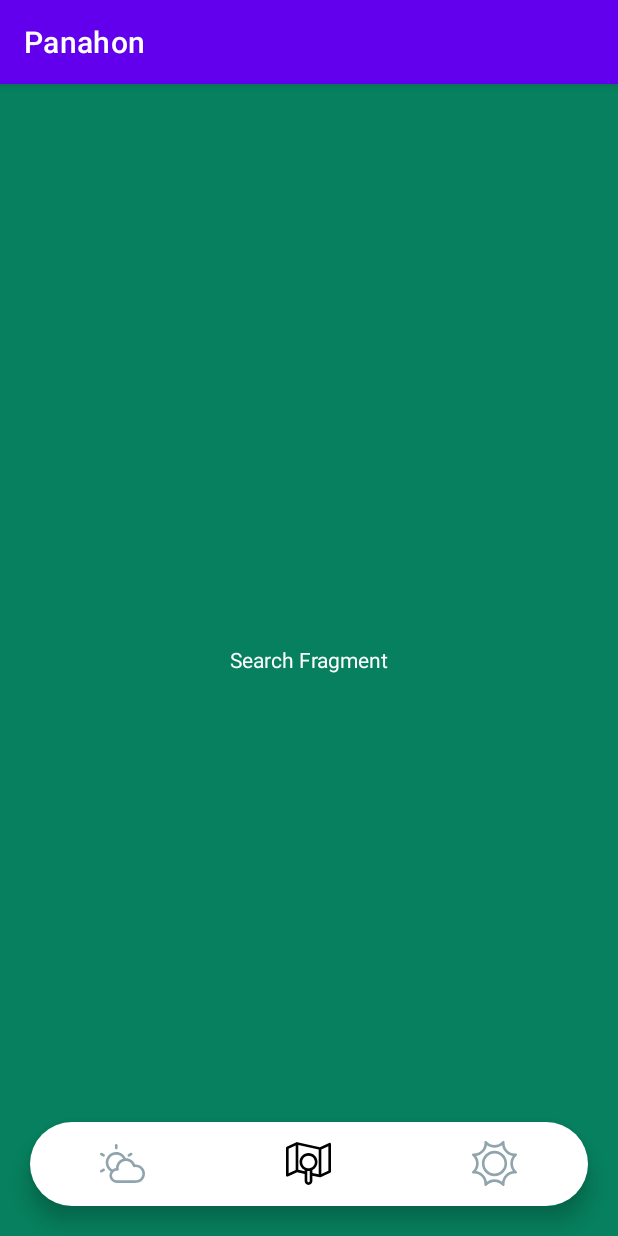
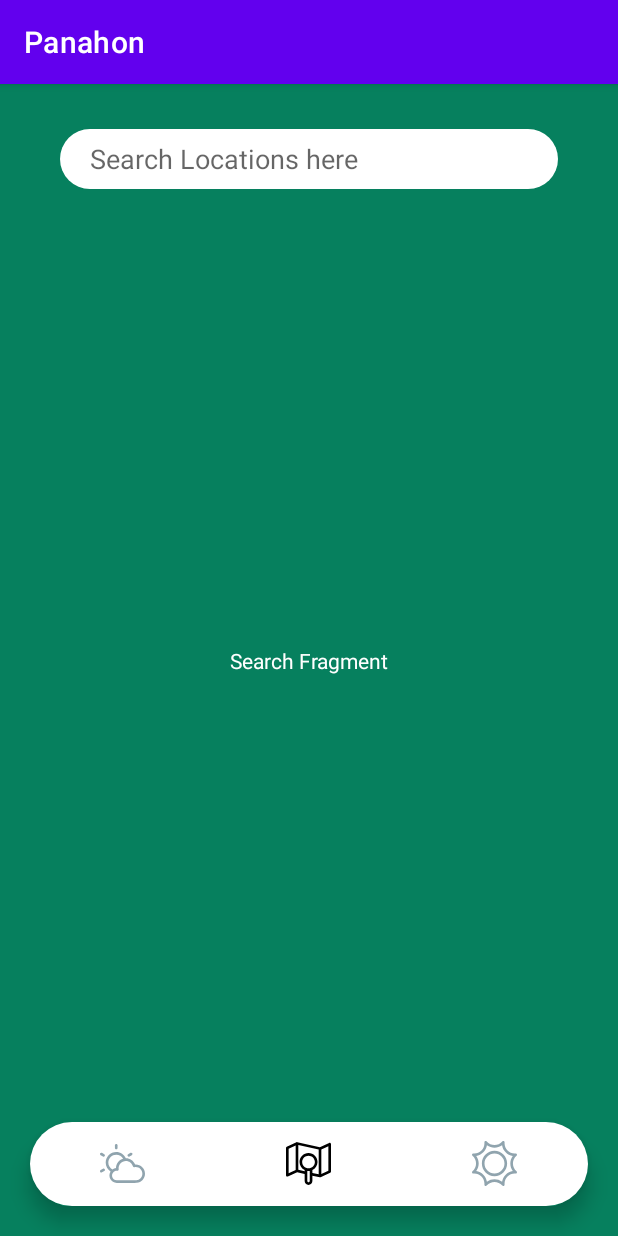
Before and after one commit to Lemsicode/android-weather-app, an Android app: the screen it shows after launch (MainActivity), item 2 of the bottom bar chosen, on a phone screen of 412 x 824 dp. Run offline under Robolectric (Android 15) with nearby library versions, the phone set to English and light mode, and no system bars.

Commit message:
Beta 3.6 - Added the functionality when clicking the forecast will reflect to the main UI elements of the forecast fragment.

```diff
--- a/app/src/main/java/ph/com/panahon/Forecast.kt
+++ b/app/src/main/java/ph/com/panahon/Forecast.kt
@@ -1,9 +1,11 @@
 package ph.com.panahon
 
-open class Forecast (day: String, weatherCode: Int, temp: Int, humidityPercentage: Int, precipitationPercentage: Int) {
+open class Forecast (day: String, location: String, weatherCode: Int, temp: Int, unitDegree: Int, humidityPercentage: Int, precipitationPercentage: Int) {
     var day: String = day
+    var location: String = location
     var weather: Int = weatherCode
     var temperature: Int = temp
+    var unitDegree: Int = unitDegree
     var humidity: Int = humidityPercentage
     var precipitation: Int = precipitationPercentage
 }
--- a/app/src/main/java/ph/com/panahon/ForecastAdapter.kt
+++ b/app/src/main/java/ph/com/panahon/ForecastAdapter.kt
@@ -7,20 +7,62 @@ import android.view.ViewGroup
 import androidx.annotation.RequiresApi
 import androidx.recyclerview.widget.RecyclerView
 
-class ForecastAdapter(private var forecasts: ArrayList<Forecast>) : RecyclerView.Adapter<ForecastViewHolder>() {
+class ForecastAdapter(private var forecasts: ArrayList<Forecast>, private var weather: Weather, private var degreeUnitCode: Int) : RecyclerView.Adapter<ForecastViewHolder>() {
+
+    private var allHolders: ArrayList<ForecastViewHolder> = ArrayList()
 
     override fun onCreateViewHolder(parent: ViewGroup, viewType: Int): ForecastViewHolder {
         val inflater = LayoutInflater.from(parent.context)
         val view: View = inflater.inflate(R.layout.forecast_template, parent, false)
+        val fvh = ForecastViewHolder(view)
+        allHolders.add(fvh)
 
-        return ForecastViewHolder(view)
+        return fvh
     }
 
     @RequiresApi(Build.VERSION_CODES.M)
     override fun onBindViewHolder(holder: ForecastViewHolder, position: Int) {
+
+        holder.setDay(forecasts[position].day)
+        holder.location = forecasts[position].location
         holder.setWeather(forecasts[position].weather)
-        holder.tvDay.text = forecasts[position].day
-        holder.setTemperature(forecasts[position].temperature, Weather.C)
+        holder.setTemperature(forecasts[position].temperature, forecasts[position].unitDegree)
+        holder.humidityPercentage = forecasts[position].humidity
+        holder.precipitationPercentage = forecasts[position].precipitation
+
+        holder.bg.setOnClickListener {
+            weather.setLocation(holder.location)
+            weather.setWeather(holder.weatherCode)
+
+            if (degreeUnitCode == Weather.C)
+                weather.setTemperature(holder.celsius, Weather.C)
+            else
+                weather.setTemperature(holder.fahrenheit, Weather.F)
+
+            weather.setUnitDegree(degreeUnitCode)
+            weather.setHumidityPercentage(holder.humidityPercentage)
+            weather.setPrecipitationPercentage(holder.precipitationPercentage)
+
+            if (position == 0)
+                weather.setDay("Today")
+            else
+                weather.setDay(holder.today)
+        }
+
+        if (degreeUnitCode == Weather.F)
+            holder.setUnitDegree(Weather.F)
+
+        weather.tvTemperature.setOnClickListener {
+            if (weather.degreeUnitCode == Weather.C) {
+                weather.setUnitDegree(Weather.F)
+            } else {
+                weather.setUnitDegree(Weather.C)
+            }
+
+            for (item in allHolders) {
+                item.setUnitDegree(weather.degreeUnitCode)
+            }
+        }
     }
 
     override fun getItemCount(): Int {
--- a/app/src/main/java/ph/com/panahon/ForecastViewHolder.kt
+++ b/app/src/main/java/ph/com/panahon/ForecastViewHolder.kt
@@ -11,16 +11,29 @@ import androidx.recyclerview.widget.RecyclerView
 
 open class ForecastViewHolder(itemView: View) : RecyclerView.ViewHolder(itemView) {
 
+
     private var ivWeather: ImageView = itemView.findViewById(R.id.iv_template_weather)
-    var tvDay: TextView = itemView.findViewById(R.id.tv_template_day)
     private var tvTemp: TextView = itemView.findViewById(R.id.tv_template_temp)
     private var tvUnitDegree: TextView = itemView.findViewById(R.id.tv_template_unit_degree)
-    private var bg: LinearLayout = itemView.findViewById(R.id.ll_template)
-    private var celsius: Int = 0
-    private var fahrenheit: Int = 0
-    private var isCelsius: Boolean = true
+    var bg: LinearLayout = itemView.findViewById(R.id.ll_template)
+    var tvDay: TextView = itemView.findViewById(R.id.tv_template_day)
+
+    lateinit var today: String
+    lateinit var location: String
+    var weatherCode: Int = 0
+    var celsius: Int = 0
+    var fahrenheit: Int = 0
+    var degreeUnit: Int = 0
+    var humidityPercentage: Int = 0
+    var precipitationPercentage: Int = 0
+
+    open fun setDay(day: String) {
+        tvDay.text = day
+        this.today = day
+    }
 
     open fun setTemperature(temp: Int, degreeUnitCode: Int) {
+        degreeUnit = degreeUnitCode
         when (degreeUnitCode) {
             Weather.F -> {
                 fahrenheit = temp
@@ -39,8 +52,8 @@ open class ForecastViewHolder(itemView: View) : RecyclerView.ViewHolder(itemView
         }
     }
 
-    open fun toggleUnitDegree(){
-        if(isCelsius) {
+    open fun setUnitDegree(unitDegreeCode: Int){
+        if(unitDegreeCode == Weather.F) {
             tvTemp.text = fahrenheit.toString()
             tvUnitDegree.text = "°F"
         }
@@ -52,6 +65,7 @@ open class ForecastViewHolder(itemView: View) : RecyclerView.ViewHolder(itemView
 
     @RequiresApi(Build.VERSION_CODES.M)
     open fun setWeather(weatherCode: Int) {
+        this.weatherCode = weatherCode
         when (weatherCode) {
             Weather.SUNNY -> {
                 ivWeather.setImageResource(R.drawable.ic_sun)
--- a/app/src/main/java/ph/com/panahon/Weather.kt
+++ b/app/src/main/java/ph/com/panahon/Weather.kt
@@ -20,7 +20,7 @@ open class Weather(view: View) {
     private var ivPrecipitationLogo : ImageView = view.findViewById(R.id.iv_chances_rain)
     private var ivHumidityLogo : ImageView = view.findViewById(R.id.iv_humidity)
 
-    private var tvTemperature : TextView = view.findViewById(R.id.tv_temperature)
+    var tvTemperature : TextView = view.findViewById(R.id.tv_temperature)
     private var tvLocation : TextView = view.findViewById(R.id.tv_location)
     private var tvWeatherDescription : TextView = view.findViewById(R.id.tv_weather_desc)
     private var tvDegree : TextView = view.findViewById(R.id.tv_temp_degree)
@@ -28,12 +28,12 @@ open class Weather(view: View) {
     private var tvTodayTitle : TextView = view.findViewById(R.id.tv_today)
     private var tvPrecipitation : TextView = view.findViewById(R.id.tv_precipitation)
 
-    private var location : String = "Manila"
     private var day : String = "Monday"
 
     private var fahrenheit : Int = 0
     private var celsius : Int = 0
     private var weatherCode : Int = SUNNY
+    var degreeUnitCode: Int = C
 
     companion object {
         const val SUNNY = 1
@@ -110,7 +110,17 @@ open class Weather(view: View) {
      */
     open fun setLocation(location: String) {
         if(validWeatherCode()) {
-            this.location = location
+            tvLocation.text = location
+        }
+    }
+
+    /**
+     * Changes the day in the UI
+     * @param day the day
+     */
+    open fun setDay(day: String) {
+        if(validWeatherCode()) {
+            this.tvTodayTitle.text = day.uppercase(Locale.getDefault())
         }
     }
 
@@ -133,6 +143,7 @@ open class Weather(view: View) {
      */
     open fun setUnitDegree(degreeUnitCode: Int) {
         if(validWeatherCode()) {
+            this.degreeUnitCode = degreeUnitCode
             when (degreeUnitCode) {
                 F -> {
                     tvTemperature.text = fahrenheit.toString()
--- a/app/src/main/java/ph/com/panahon/fragments/ForecastFragment.kt
+++ b/app/src/main/java/ph/com/panahon/fragments/ForecastFragment.kt
@@ -5,7 +5,6 @@ import android.os.Bundle
 import android.view.LayoutInflater
 import android.view.View
 import android.view.ViewGroup
-import android.widget.TextView
 import androidx.annotation.RequiresApi
 import androidx.fragment.app.Fragment
 import androidx.recyclerview.widget.LinearLayoutManager
@@ -19,15 +18,10 @@ class ForecastFragment : Fragment() {
     private var degreeUnitCode: Int = 0 //Initialize only to 0, 0 has no significance value.
     private lateinit var weather: Weather
     private lateinit var communicator: Communicator
+    private lateinit var rvForecasts : RecyclerView
+
+    // STORAGE FOR API DATA
     private var forecasts : ArrayList<Forecast> = ArrayList()
-
-    // PLACEHOLDERS FOR API DATA
-    private lateinit var location: String
-    private var temperature: Int = 0
-    private var weatherCode: Int = 0
-    private var humidity: Int = 0
-    private var precipitation: Int = 0
-    private lateinit var rvForecasts : RecyclerView
 
     /**
      * During onPause, the Communicator retrieves the current settings in the forecast fragment;
@@ -36,7 +30,7 @@ class ForecastFragment : Fragment() {
     override fun onPause() {
         super.onPause()
         communicator = activity as Communicator
-        communicator.storeUnitDegreePreference(degreeUnitCode)
+        communicator.storeUnitDegreePreference(weather.degreeUnitCode)
     }
 
     /**
@@ -56,11 +50,11 @@ class ForecastFragment : Fragment() {
         // Call third-party API for weather
         this.callAPI()
 
+        // Initialize the Forecasts for the following days (RecyclerView)
+        this.initializeForecasts(view)
+
         // Initialize the Weather for today
         this.initializeWeatherToday(view)
-
-        // Initialize the Forecasts for the following days (RecyclerView)
-        this.initializeForecasts(view)
 
         // Return View
         return view
@@ -73,46 +67,31 @@ class ForecastFragment : Fragment() {
 
 
 
+        // Declare the location
+        val location = "Metro Manila"
 
+        // The first element in the ArrayList is the forecast for "Today"
+        // FORMAT: addForecast( day, location, weatherCode, temperature, unitDegree, humidity, precipitation)
+        addForecast("Wednesday", location, Weather.SUNNY, 35, Weather.C, 30, 19)
 
-        // Store the data for today's weather (sample only)
-        location = "Binan City"
-        weatherCode = Weather.RAINY
-        temperature = 28
-        humidity = 50
-        precipitation = 78
-
-        // Store data for forecasts (sample only)
-        forecasts.add(Forecast("Wednesday", Weather.SUNNY, 35, 30, 19))
-        forecasts.add(Forecast("Thursday", Weather.CLOUDY, 29, 30, 14))
-        forecasts.add(Forecast("Friday", Weather.SNOWY, 13, 30, 3))
-        forecasts.add(Forecast("Saturday", Weather.RAINY, 27, 30, 77))
-        forecasts.add(Forecast("Sunday", Weather.STORMY, 26, 30, 77))
+        // The rest of the elements are the forecasts for the following days
+        addForecast("Thursday", location, Weather.CLOUDY, 29, Weather.C,32, 14)
+        addForecast("Friday", location, Weather.SNOWY, 13, Weather.C,30, 3)
+        addForecast("Saturday", location, Weather.RAINY, 27, Weather.C,30, 77)
+        addForecast("Sunday", location, Weather.STORMY, 26, Weather.C,30, 77)
     }
 
     @RequiresApi(Build.VERSION_CODES.M)
     private fun initializeWeatherToday(view: View) {
-
-        weather = Weather(view)
-
         if (Build.VERSION.SDK_INT >= Build.VERSION_CODES.O) {
             weather.setDate(LocalDate.now())
         }
-        weather.setLocation(location)
-        weather.setWeather(weatherCode)
-        weather.setTemperature(temperature, Weather.C)
-        weather.setHumidityPercentage(humidity)
-        weather.setPrecipitationPercentage(precipitation)
+        weather.setLocation(forecasts[0].location)
+        weather.setWeather(forecasts[0].weather)
+        weather.setTemperature(forecasts[0].temperature, Weather.C)
+        weather.setHumidityPercentage(forecasts[0].humidity)
+        weather.setPrecipitationPercentage(forecasts[0].precipitation)
         weather.setUnitDegree(degreeUnitCode)
-        view.findViewById<TextView>(R.id.tv_temperature).setOnClickListener {
-            degreeUnitCode = if (degreeUnitCode == Weather.C) {
-                weather.setUnitDegree(Weather.F)
-                Weather.F
-            } else {
-                weather.setUnitDegree(Weather.C)
-                Weather.C
-            }
-        }
     }
 
     private fun initializeForecasts(view: View) {
@@ -120,7 +99,12 @@ class ForecastFragment : Fragment() {
         val manager: RecyclerView.LayoutManager =
             LinearLayoutManager(view.context, LinearLayoutManager.HORIZONTAL, false)
 
+        weather = Weather(view)
         rvForecasts.layoutManager = manager
-        rvForecasts.adapter = ForecastAdapter(forecasts)
+        rvForecasts.adapter = ForecastAdapter(forecasts, weather, degreeUnitCode)
+    }
+
+    private fun addForecast(day: String, location: String, weatherCode: Int, temperature: Int, unitDegree: Int, humidityPercentage: Int, precipitationPercentage: Int){
+        forecasts.add(Forecast(day, location, weatherCode, temperature, unitDegree, humidityPercentage, precipitationPercentage))
     }
 }
--- a/app/src/main/res/drawable/rvi_rainy_corners.xml
+++ b/app/src/main/res/drawable/rvi_rainy_corners.xml
@@ -3,7 +3,7 @@
     <solid android:color="@color/rainy_bg"/>
 
     <stroke android:width="3dp"
-        android:color="@color/white"
+        android:color="@color/rainy_bg"
         />
 
     <padding android:left="1dp"
--- a/app/src/main/res/layout/fragment_forecast.xml
+++ b/app/src/main/res/layout/fragment_forecast.xml
@@ -78,7 +78,7 @@
             android:layout_marginTop="-10dp"
             android:fontFamily="@font/open_sans_semibold"
             android:gravity="center"
-            android:text="@string/tv_temp_desc"
+            android:text="@string/tv_location"
             android:textSize="20sp"
             app:layout_constraintEnd_toStartOf="@+id/guideline_vertical_right"
             app:layout_constraintHorizontal_bias="1.0"
@@ -104,7 +104,7 @@
             android:layout_height="wrap_content"
             android:layout_marginBottom="10dp"
             android:fontFamily="@font/open_sans_semibold"
-            android:text="@string/tv_location_temp"
+            android:text="@string/tv_weather_desc"
             android:textSize="34sp"
             app:layout_constraintBottom_toTopOf="@+id/rv_forecast"
             app:layout_constraintEnd_toStartOf="@+id/guideline_vertical_right"
--- a/app/src/main/res/layout/fragment_search.xml
+++ b/app/src/main/res/layout/fragment_search.xml
@@ -1,5 +1,6 @@
 <?xml version="1.0" encoding="utf-8"?>
 <FrameLayout xmlns:android="http://schemas.android.com/apk/res/android"
+    xmlns:app="http://schemas.android.com/apk/res-auto"
     xmlns:tools="http://schemas.android.com/tools"
     android:layout_width="match_parent"
     android:layout_height="match_parent"
@@ -7,11 +8,51 @@
     android:background="@color/cloudy_bg">
 
     <!-- TODO: Update blank fragment layout -->
-    <TextView
+    <androidx.constraintlayout.widget.ConstraintLayout
         android:layout_width="match_parent"
-        android:layout_height="match_parent"
-        android:gravity="center"
-        android:text="Search Fragment"
-        android:textColor="@color/white"/>
+        android:layout_height="match_parent">
+
+        <TextView
+            android:layout_width="wrap_content"
+            android:layout_height="wrap_content"
+            android:gravity="center"
+            android:text="Search Fragment"
+            android:textColor="@color/white"
+            app:layout_constraintBottom_toBottomOf="parent"
+            app:layout_constraintEnd_toEndOf="parent"
+            app:layout_constraintStart_toStartOf="parent"
+            app:layout_constraintTop_toTopOf="parent" />
+
+        <EditText
+            android:id="@+id/et_search_bar"
+            android:layout_width="0dp"
+            android:layout_height="40dp"
+            android:layout_marginTop="30dp"
+            android:autofillHints=""
+            android:background="@drawable/round_corners"
+            android:ems="10"
+            android:hint="@string/et_search_bar"
+            android:inputType="textPersonName"
+            android:paddingStart="20dp"
+            android:paddingEnd="20dp"
+            app:layout_constraintEnd_toStartOf="@+id/guideline_search_right"
+            app:layout_constraintHorizontal_bias="0.0"
+            app:layout_constraintStart_toStartOf="@+id/guideline_search_left"
+            app:layout_constraintTop_toTopOf="parent" />
+
+        <androidx.constraintlayout.widget.Guideline
+            android:id="@+id/guideline_search_left"
+            android:layout_width="wrap_content"
+            android:layout_height="wrap_content"
+            android:orientation="vertical"
+            app:layout_constraintGuide_begin="40dp" />
+
+        <androidx.constraintlayout.widget.Guideline
+            android:id="@+id/guideline_search_right"
+            android:layout_width="wrap_content"
+            android:layout_height="wrap_content"
+            android:orientation="vertical"
+            app:layout_constraintGuide_end="40dp" />
+    </androidx.constraintlayout.widget.ConstraintLayout>
 
 </FrameLayout>
--- a/app/src/main/res/values/strings.xml
+++ b/app/src/main/res/values/strings.xml
@@ -6,13 +6,14 @@
     <string name="iv_weather">The Vector corresponding to the current weather</string>
     <string name="tv_temperature_temp">29</string>
     <string name="tv_temp_degree_temp">°C</string>
-    <string name="tv_temp_desc">Binan City</string>
+    <string name="tv_location">Binan City</string>
     <string name="tv_day_temp">Monday</string>
-    <string name="tv_location_temp">Sunny</string>
+    <string name="tv_weather_desc">Sunny</string>
     <string name="tv_settings_placeholder">Settings</string>
     <string name="switch_celsius_fahrenheit">Fahrenheit/Celsius</string>
     <string name="tv_humidity_temp">: 77%</string>
     <string name="today_placeholder">TODAY</string>
     <string name="iv_chances_rain">logo of the precipitation</string>
     <string name="iv_humidity">logo of humidity</string>
+    <string name="et_search_bar">Search Locations here</string>
 </resources>
```
